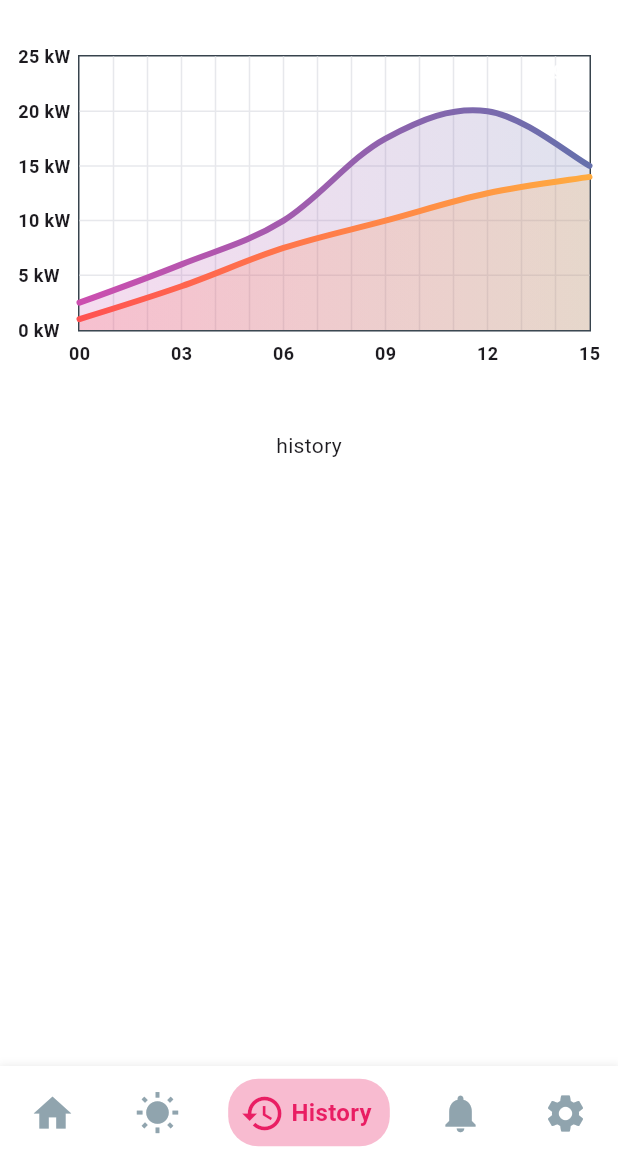
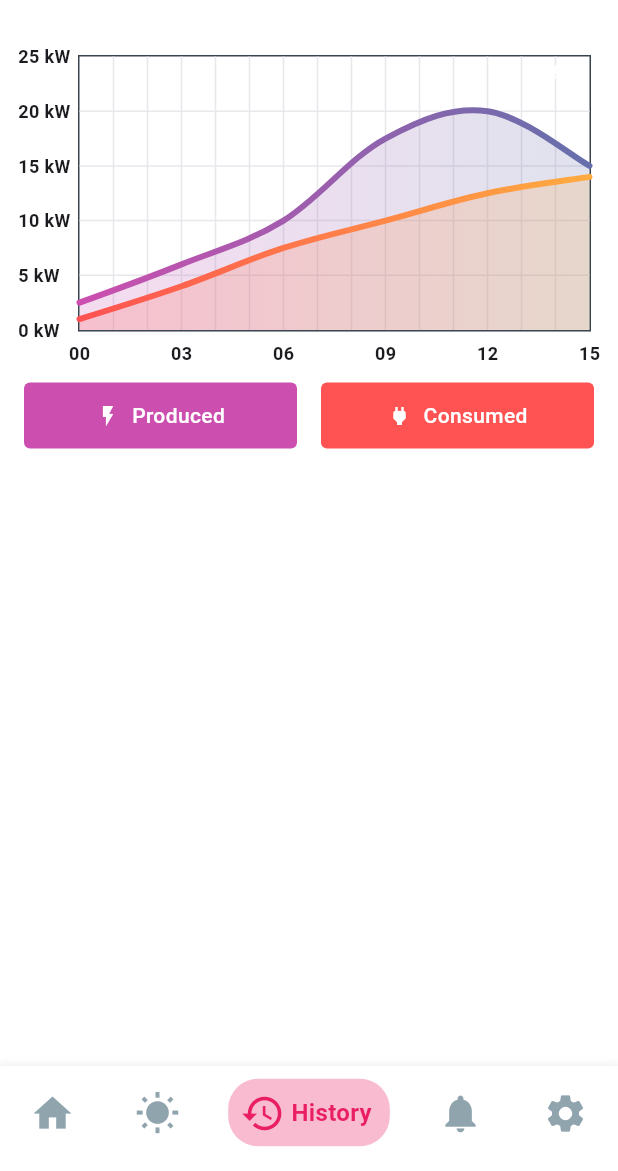
Before and after one commit to 7aku8/pv-forecast, a Flutter app: the screen it shows after launch, swiped to page 3, on a phone screen of 412 x 824 dp, the part 65-1236 px from its top. Run offline on Flutter 3.47's test engine with Material 3 defaults, Android fonts, the phone set to English and light mode, and no system bars; drawn by our look-alikes of fl_chart; our stand-ins replace bloc, equatable, flutter_bloc, nb_utils; generated files the repository leaves out were written again.

Commit message:
history lables

```diff
--- /dev/null
+++ b/lib/components/history_labels.dart
@@ -0,0 +1,63 @@
+import 'package:flutter/material.dart';
+import 'package:pv_forecast/utils/colors.dart';
+
+class HistoryLabels extends StatelessWidget {
+  const HistoryLabels({super.key});
+
+  @override
+  Widget build(BuildContext context) {
+    return Padding(
+      padding: const EdgeInsets.symmetric(horizontal: 16.0),
+      child: Row(
+        children: [
+          _buildExpandedLabel(
+            color: contentColorCyan,
+            label: 'Produced',
+            icon: Icons.flash_on, // Example icon for Produced
+          ),
+          const SizedBox(width: 16),
+          _buildExpandedLabel(
+            color: Colors.redAccent,
+            label: 'Consumed',
+            icon: Icons.power, // Example icon for Consumed
+          ),
+        ],
+      ),
+    );
+  }
+
+  Widget _buildExpandedLabel({
+    required Color color,
+    required String label,
+    required IconData icon,
+  }) {
+    return Expanded(
+      child: Container(
+        padding: const EdgeInsets.symmetric(horizontal: 12.0, vertical: 12.0),
+        decoration: BoxDecoration(
+          color: color, // Set the background color
+          borderRadius: BorderRadius.circular(4.0), // Rounded corners
+        ),
+        child: Row(
+          mainAxisAlignment: MainAxisAlignment.center,
+          children: [
+            Icon(
+              icon,
+              color: Colors.white, // Icon color for contrast
+              size: 16,
+            ),
+            const SizedBox(width: 8), // Spacing between icon and text
+            Text(
+              label,
+              style: const TextStyle(
+                fontSize: 14,
+                fontWeight: FontWeight.w500,
+                color: Colors.white, // Text color for contrast
+              ),
+            ),
+          ],
+        ),
+      ),
+    );
+  }
+}
--- a/lib/dashboard/view/history_view.dart
+++ b/lib/dashboard/view/history_view.dart
@@ -1,4 +1,5 @@
 import 'package:flutter/cupertino.dart';
+import 'package:pv_forecast/components/history_labels.dart';
 import 'package:pv_forecast/components/history_linear_chart.dart';
 
 class HistoryView extends StatefulWidget {
@@ -14,8 +15,8 @@ class _HomeViewState extends State<HistoryView> {
     return const Column(
       children: [
         HistoryLinearChart(),
+        HistoryLabels(),
         SizedBox(height: 32),
-        Text('history'),
       ],
     );
   }
```
